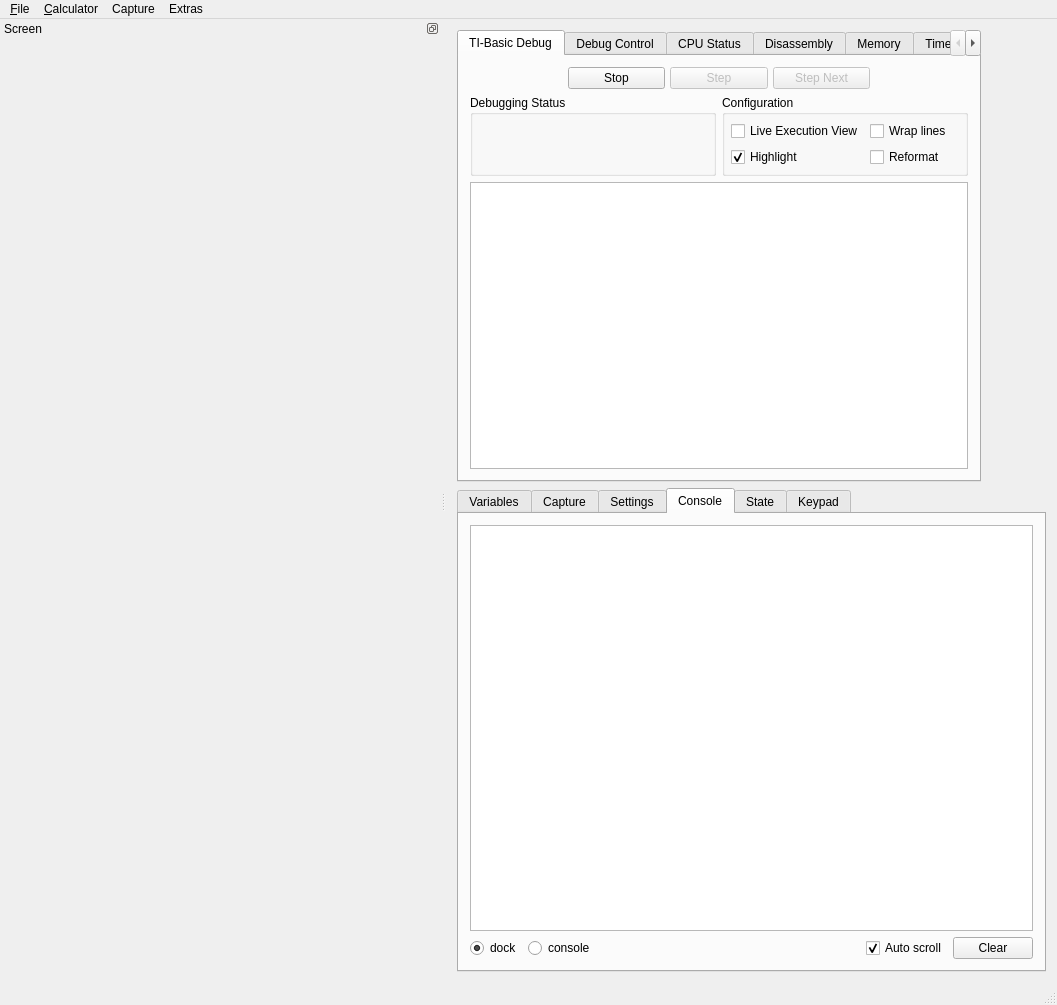
Old version of the form gui/qt/mainwindow.ui in the repository CE-Programming/CEmu.
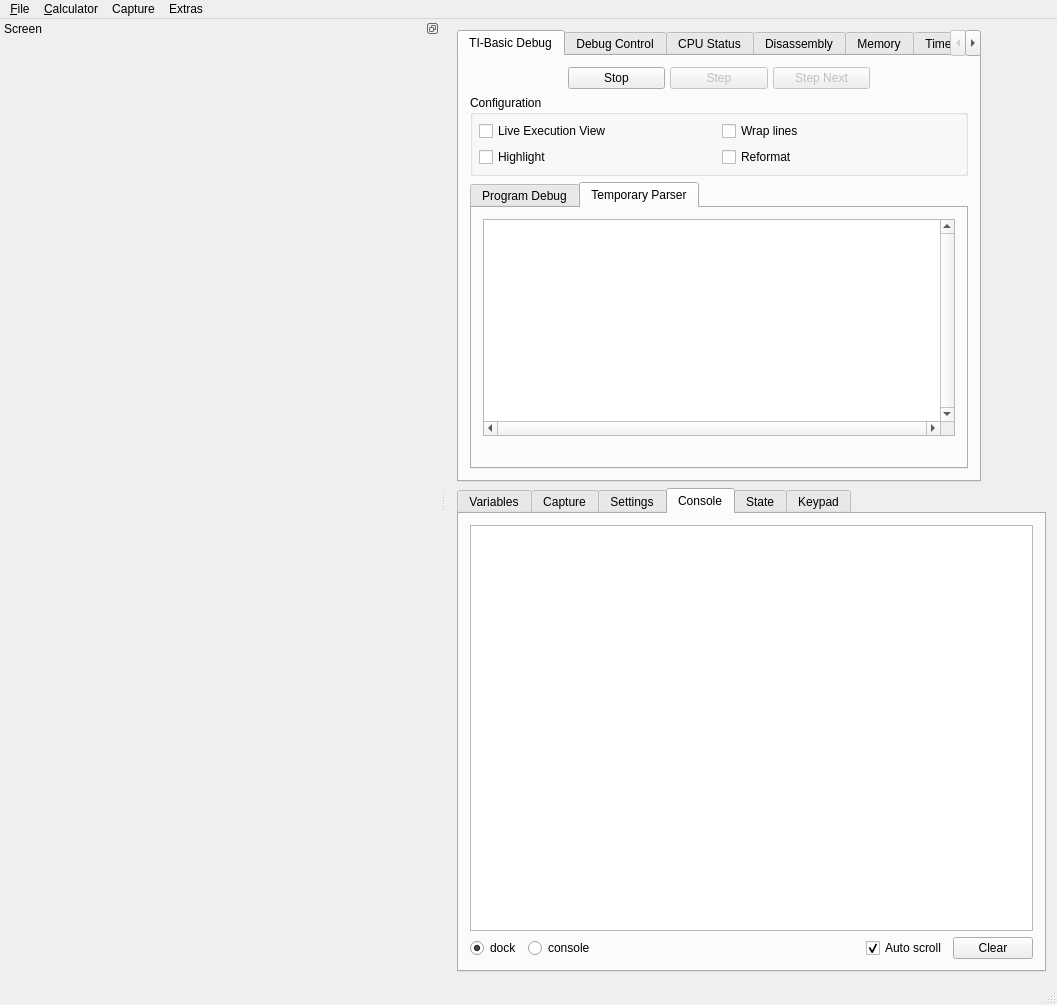
New version of the form. The open tabs and pages were chosen to show the change. Icons and pictures are not drawn. Custom widgets are drawn as their Qt base class.

The edit to the form file:
```diff
--- a/gui/qt/mainwindow.ui
+++ b/gui/qt/mainwindow.ui
@@ -191,22 +191,6 @@
           <property name="bottomMargin">
            <number>0</number>
           </property>
-          <item>
-           <widget class="QGroupBox" name="groupBox_7">
-            <property name="title">
-             <string>Debugging Status</string>
-            </property>
-            <layout class="QVBoxLayout" name="verticalLayout_24">
-             <item>
-              <widget class="QLabel" name="labelBasicStatus">
-               <property name="text">
-                <string/>
-               </property>
-              </widget>
-             </item>
-            </layout>
-           </widget>
-          </item>
           <item>
            <widget class="QGroupBox" name="groupBox_15">
             <property name="title">
@@ -238,7 +222,7 @@
                 <string>Highlight</string>
                </property>
                <property name="checked">
-                <bool>true</bool>
+                <bool>false</bool>
                </property>
               </widget>
              </item>
@@ -262,10 +246,76 @@
          </layout>
         </item>
         <item>
-         <widget class="BasicEditor" name="basicEdit">
-          <property name="readOnly">
-           <bool>true</bool>
+         <widget class="QTabWidget" name="tabDebugBasic">
+          <property name="currentIndex">
+           <number>0</number>
           </property>
+          <widget class="QWidget" name="tab_8">
+           <attribute name="title">
+            <string>Program Debug</string>
+           </attribute>
+           <layout class="QVBoxLayout" name="verticalLayout_28">
+            <item>
+             <widget class="BasicEditor" name="basicEdit">
+              <property name="verticalScrollBarPolicy">
+               <enum>Qt::ScrollBarAlwaysOn</enum>
+              </property>
+              <property name="horizontalScrollBarPolicy">
+               <enum>Qt::ScrollBarAlwaysOn</enum>
+              </property>
+              <property name="readOnly">
+               <bool>true</bool>
+              </property>
+              <property name="centerOnScroll">
+               <bool>false</bool>
+              </property>
+             </widget>
+            </item>
+            <item>
+             <widget class="QLabel" name="labelBasicStatus">
+              <property name="text">
+               <string/>
+              </property>
+             </widget>
+            </item>
+           </layout>
+          </widget>
+          <widget class="QWidget" name="tab_9">
+           <attribute name="title">
+            <string>Temporary Parser</string>
+           </attribute>
+           <layout class="QVBoxLayout" name="verticalLayout_27">
+            <item>
+             <widget class="BasicEditor" name="basicTempEdit">
+              <property name="sizePolicy">
+               <sizepolicy hsizetype="Expanding" vsizetype="Expanding">
+                <horstretch>0</horstretch>
+                <verstretch>0</verstretch>
+               </sizepolicy>
+              </property>
+              <property name="verticalScrollBarPolicy">
+               <enum>Qt::ScrollBarAlwaysOn</enum>
+              </property>
+              <property name="horizontalScrollBarPolicy">
+               <enum>Qt::ScrollBarAlwaysOn</enum>
+              </property>
+              <property name="readOnly">
+               <bool>true</bool>
+              </property>
+              <property name="centerOnScroll">
+               <bool>false</bool>
+              </property>
+             </widget>
+            </item>
+            <item>
+             <widget class="QLabel" name="labelBasicTempStatus">
+              <property name="text">
+               <string/>
+              </property>
+             </widget>
+            </item>
+           </layout>
+          </widget>
          </widget>
         </item>
        </layout>
```
Left out of the diff: 2 changed lines with no effect on the pictures.
